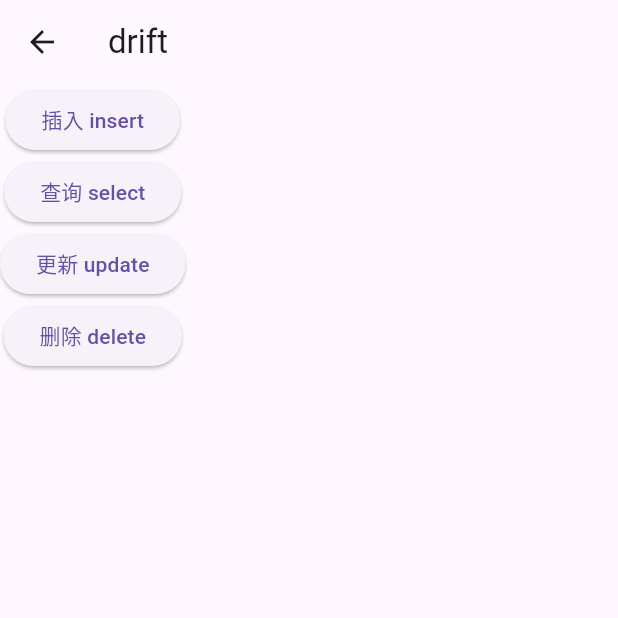
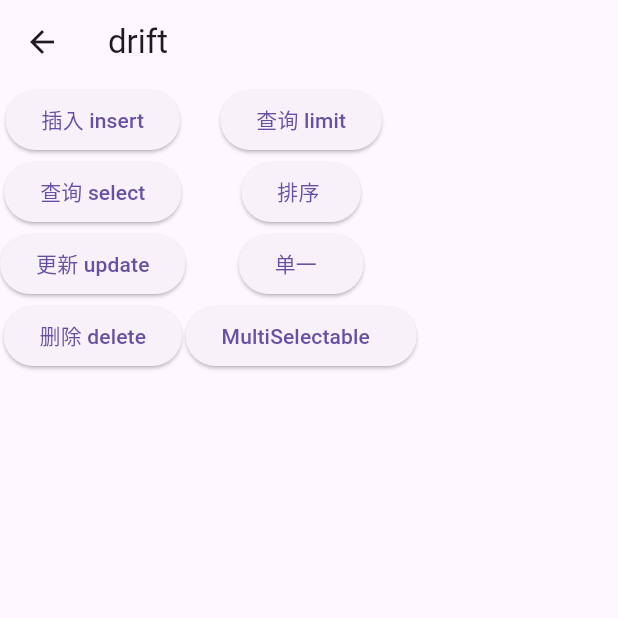
Before and after one commit to z244370114/flutter_demo, a Flutter app: the DriftPage screen opened directly, after a tap on "插入 insert", on a phone screen of 412 x 824 dp, the top half of it. Run offline on Flutter 3.47's test engine with Material 3 defaults, Android fonts, the phone set to English and light mode, and no system bars; our stand-ins replace dio, drift, drift_flutter, flutter_bloc, flutter_markdown, flutter_screenutil and 4 more; missing offline and left inert: common_utils, json2dart_safe, markdown, vs_scrollbar, youtube_video_info; accounts and stored records are empty; generated files the repository leaves out were written again; statements that could not run were skipped.

Commit message:
1.添加DriftPage界面；

```diff
--- a/lib/drift/drift_page.dart
+++ b/lib/drift/drift_page.dart
@@ -1,6 +1,10 @@
+import 'dart:async';
+
 import 'package:drift/drift.dart' as drift;
 import 'package:flutter/material.dart';
 import 'package:flutter_demo/drift/database.dart';
+
+import 'todos_items_dao.dart';
 
 class DriftPage extends StatefulWidget {
   const DriftPage({Key? key}) : super(key: key);
@@ -16,10 +20,18 @@ class _DriftPageState extends State<DriftPage> {
   late $AppDatabaseManager managers;
   List<TodoItem> onValue = [];
 
+  late TodoItemsDao dao;
+  final StreamController<TodoItem> _todoStreamController =
+      StreamController<TodoItem>();
+
+  Stream<TodoItem>? get stream => _todoStreamController.stream;
+
   @override
   void initState() {
     super.initState();
     appDatabase = AppDatabase();
+    dao = TodoItemsDao(appDatabase);
+
     managers = appDatabase.managers;
   }
 
@@ -31,7 +43,11 @@ class _DriftPageState extends State<DriftPage> {
       ),
       body: SingleChildScrollView(
         child: Container(
-          child: Column(
+          child: Row(
+            mainAxisAlignment: MainAxisAlignment.start,
+            crossAxisAlignment: CrossAxisAlignment.start,
+            children: [
+              Column(
                 children: [
                   ElevatedButton(
                     onPressed: () async {
@@ -59,6 +75,59 @@ class _DriftPageState extends State<DriftPage> {
                     child: const Text('删除 delete'),
                   ),
                   listWidget(onValue)
+                ],
+              ),
+              Column(
+                children: [
+                  ElevatedButton(
+                    onPressed: () async {
+                      var limitTodos = await dao.limitTodos(10, offset: 10);
+                      setState(() {
+                        print(limitTodos);
+                        onValue = limitTodos;
+                      });
+                    },
+                    child: const Text('查询 limit'),
+                  ),
+                  ElevatedButton(
+                    onPressed: () async {
+                      var limitTodos = await dao.sortEntriesAlphabetically();
+                      setState(() {
+                        print(limitTodos);
+                        onValue = limitTodos;
+                      });
+                    },
+                    child: const Text('排序 '),
+                  ),
+                  ElevatedButton(
+                    onPressed: () async {
+                      dao.entryById(20);
+                      setState(() {});
+                    },
+                    child: const Text('单一  '),
+                  ),
+                  ElevatedButton(
+                    onPressed: () async {
+                      var pageOfTodos = dao.pageOfTodos(10);
+                      var limitTodos = await pageOfTodos.get();
+                      setState(() {
+                        onValue = limitTodos;
+                      });
+                    },
+                    child: const Text('MultiSelectable  '),
+                  ),
+                  StreamBuilder<TodoItem>(
+                    stream: dao.entryById(20),
+                    builder: (context, snapshot) {
+                      print(snapshot.data);
+                      return SizedBox(
+                        child: Text(""),
+                        height: 50,
+                      );
+                    },
+                  ),
+                ],
+              ),
             ],
           ),
         ),
@@ -120,19 +189,19 @@ class _DriftPageState extends State<DriftPage> {
   Future<void> createTodoItem() async {
     // Create a new item
     await managers.todoItems
-        .create((o) => o(title: 'Title', content: 'Content'));
+        .create((o) => o(title: 'aTitle', content: 'Content'));
 
     // We can also use `mode` and `onConflict` parameters, just
     // like in the `[InsertStatement.insert]` method on the table
     await managers.todoItems.create(
-        (o) => o(title: 'Title', content: 'New Content'),
+        (o) => o(title: 'dTitle', content: 'New Content'),
         mode: drift.InsertMode.replace);
 
     // We can also create multiple items at once
     await managers.todoItems.bulkCreate(
       (o) => [
-        o(title: 'Title 1', content: 'Content 1'),
-        o(title: 'Title 2', content: 'Content 2'),
+        o(title: 'cTitle 1', content: 'Content 1'),
+        o(title: 'fTitle 2', content: 'Content 2'),
       ],
     );
     setState(() {});
@@ -147,6 +216,5 @@ class _DriftPageState extends State<DriftPage> {
     });
     // Delete a single item
     await managers.todoItems.filter((f) => f.id(5)).delete();
-
   }
 }
--- /dev/null
+++ b/lib/drift/todos_items_dao.dart
@@ -0,0 +1,59 @@
+import 'package:drift/drift.dart';
+import 'package:flutter_demo/drift/tables.dart';
+
+import 'database.dart';
+
+part 'todos_items_dao.g.dart';
+
+@DriftAccessor(tables: [TodoItems])
+class TodoItemsDao extends DatabaseAccessor<AppDatabase>
+    with _$TodoItemsDaoMixin {
+  // this constructor is required so that the main database can create an instance
+  // of this object.
+  TodoItemsDao(AppDatabase db) : super(db);
+
+  // Stream<List<TodoItems>> todosInCategory(Category category) {
+  //   if (category == null) {
+  //     return (select(todos)..where((t) => isNull(t.category))).watch();
+  //   } else {
+  //     return (select(todos)..where((t) => t.category.equals(category.id)))
+  //         .watch();
+  //   }
+  // }
+
+  Stream<List<TodoItem>> todosTodoItems() {
+    return (select(todoItems)..where((t) => isNull(t.title))).watch();
+  }
+
+  Future<List<TodoItem>> limitTodos(int limit, {int? offset}) {
+    return (select(todoItems)..limit(limit, offset: offset)).get();
+  }
+
+  Future<List<TodoItem>> sortEntriesAlphabetically() {
+    return (select(todoItems)
+          ..orderBy([
+            (t) => OrderingTerm(expression: t.title, mode: OrderingMode.desc),
+            // (t) => OrderingTerm(expression: t.title),
+          ]))
+        .get();
+  }
+
+  Stream<TodoItem> entryById(int id) {
+    return (select(todoItems)..where((t) => t.id.equals(id))).watchSingle();
+  }
+
+  // Exposes `get` and `watch`
+  MultiSelectable<TodoItem> pageOfTodos(int page, {int pageSize = 10}) {
+    return select(todoItems)..limit(pageSize, offset: page);
+  }
+
+// Exposes `getSingle` and `watchSingle`
+  SingleSelectable<TodoItem> selectableEntryById(int id) {
+    return select(todoItems)..where((t) => t.id.equals(id));
+  }
+
+// Exposes `getSingleOrNull` and `watchSingleOrNull`
+  SingleOrNullSelectable<TodoItem> entryFromExternalLink(int id) {
+    return select(todoItems)..where((t) => t.id.equals(id));
+  }
+}
```
Also changed, not shown: lib/drift/todos_items_dao.g.dart (added). Lines whose indentation alone changed are shown as unchanged.
